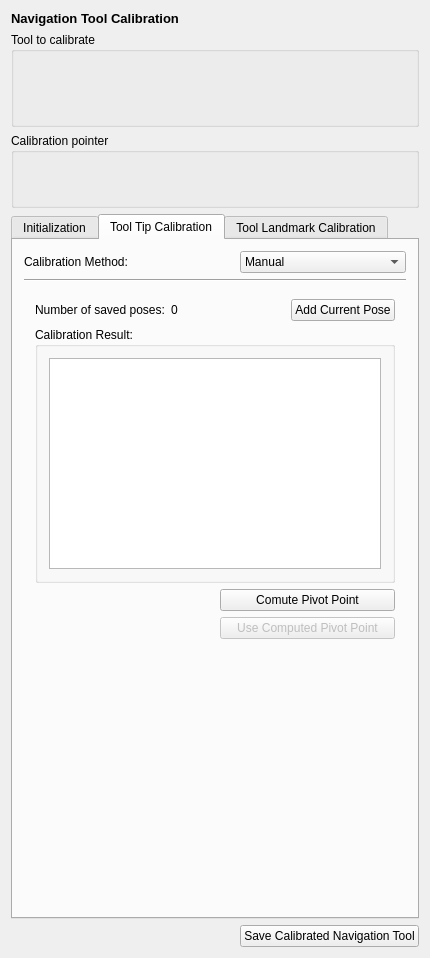
First picture: the form in Plugins/org.mitk.gui.qt.igttracking/src/internal/IGTNavigationToolCalibrationControls.ui, repository MITK/MITK, before the edit.
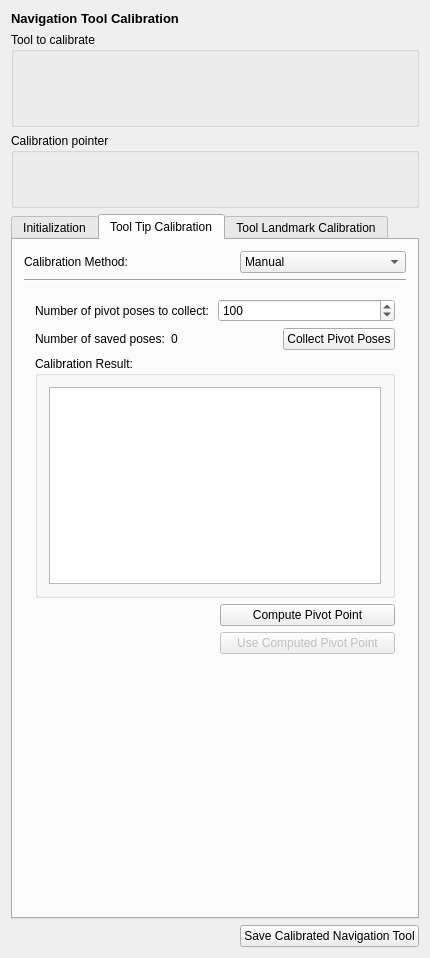
Second picture: the form after the edit. The open tabs and pages were chosen to show the change. Icons and pictures are not drawn. Custom widgets are drawn as their Qt base class.

Commit message: Fixed the pivot calibration algorithm, added feature to select number of pivot poses in advance and automatically collect the pivot poses

Diff of the .ui file:
```diff
--- a/Plugins/org.mitk.gui.qt.igttracking/src/internal/IGTNavigationToolCalibrationControls.ui
+++ b/Plugins/org.mitk.gui.qt.igttracking/src/internal/IGTNavigationToolCalibrationControls.ui
@@ -715,6 +715,30 @@
          <widget class="QWidget" name="page_5"/>
          <widget class="QWidget" name="page">
           <layout class="QVBoxLayout" name="verticalLayout_9">
+           <item>
+            <layout class="QHBoxLayout" name="horizontalLayout_17">
+             <item>
+              <widget class="QLabel" name="label_17">
+               <property name="text">
+                <string>Number of pivot poses to collect:</string>
+               </property>
+              </widget>
+             </item>
+             <item>
+              <widget class="QSpinBox" name="m_PosesToCollect">
+               <property name="minimum">
+                <number>10</number>
+               </property>
+               <property name="maximum">
+                <number>1000</number>
+               </property>
+               <property name="value">
+                <number>100</number>
+               </property>
+              </widget>
+             </item>
+            </layout>
+           </item>
            <item>
             <layout class="QHBoxLayout" name="horizontalLayout_7">
              <item>
@@ -747,7 +771,7 @@
              <item>
               <widget class="QPushButton" name="m_AddPivotPose">
                <property name="text">
-                <string>Add Current Pose</string>
+                <string>Collect Pivot Poses</string>
                </property>
               </widget>
              </item>
@@ -789,7 +813,7 @@
                 </size>
                </property>
                <property name="text">
-                <string>Comute Pivot Point</string>
+                <string>Compute Pivot Point</string>
                </property>
               </widget>
              </item>
```
Left out of the diff: 4 changed lines with no effect on the pictures. The commit also changes 3 other files.
